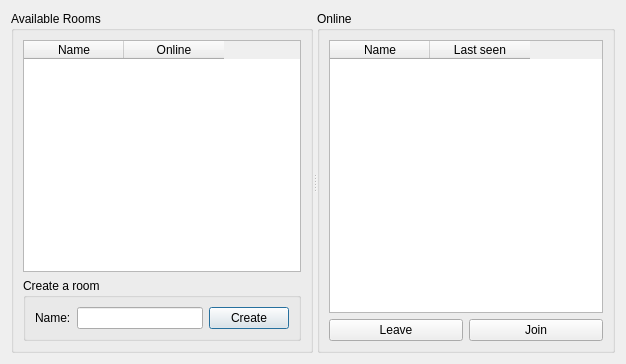
Qt form src/rooms.ui (Hugo-NF/TR1-Chat) before a commit.
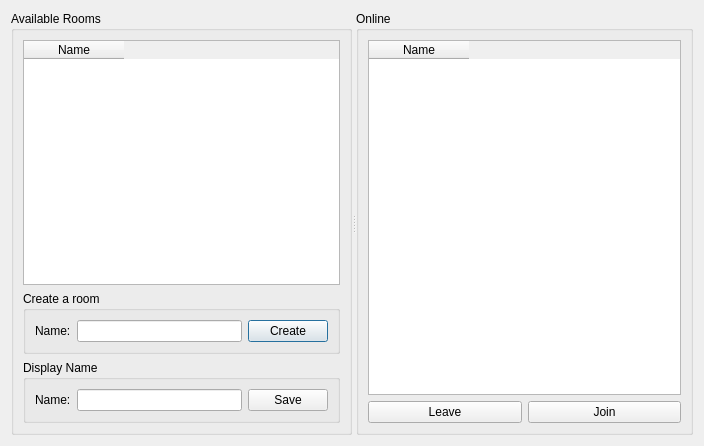
The same form after that commit.

Commit message: Refactorings to Client app GUI

```diff
--- a/src/rooms.ui
+++ b/src/rooms.ui
@@ -6,8 +6,8 @@
    <rect>
     <x>0</x>
     <y>0</y>
-    <width>626</width>
-    <height>364</height>
+    <width>704</width>
+    <height>446</height>
    </rect>
   </property>
   <property name="windowTitle">
@@ -52,11 +52,6 @@
            <string>Name</string>
           </property>
          </column>
-         <column>
-          <property name="text">
-           <string>Online</string>
-          </property>
-         </column>
         </widget>
        </item>
        <item>
@@ -89,6 +84,32 @@
          </layout>
         </widget>
        </item>
+       <item>
+        <widget class="QGroupBox" name="displayNameFrame">
+         <property name="title">
+          <string>Display Name</string>
+         </property>
+         <layout class="QHBoxLayout" name="horizontalLayout">
+          <item>
+           <widget class="QLabel" name="displayNameLabel">
+            <property name="text">
+             <string>Name:</string>
+            </property>
+           </widget>
+          </item>
+          <item>
+           <widget class="QLineEdit" name="displayNameEdit"/>
+          </item>
+          <item>
+           <widget class="QPushButton" name="saveButton">
+            <property name="text">
+             <string>Save</string>
+            </property>
+           </widget>
+          </item>
+         </layout>
+        </widget>
+       </item>
       </layout>
      </widget>
      <widget class="QGroupBox" name="onlineFrame">
@@ -130,11 +151,6 @@
            <string>Name</string>
           </property>
          </column>
-         <column>
-          <property name="text">
-           <string>Last seen</string>
-          </property>
-         </column>
         </widget>
        </item>
        <item>
```
The commit also changes 6 other files.
